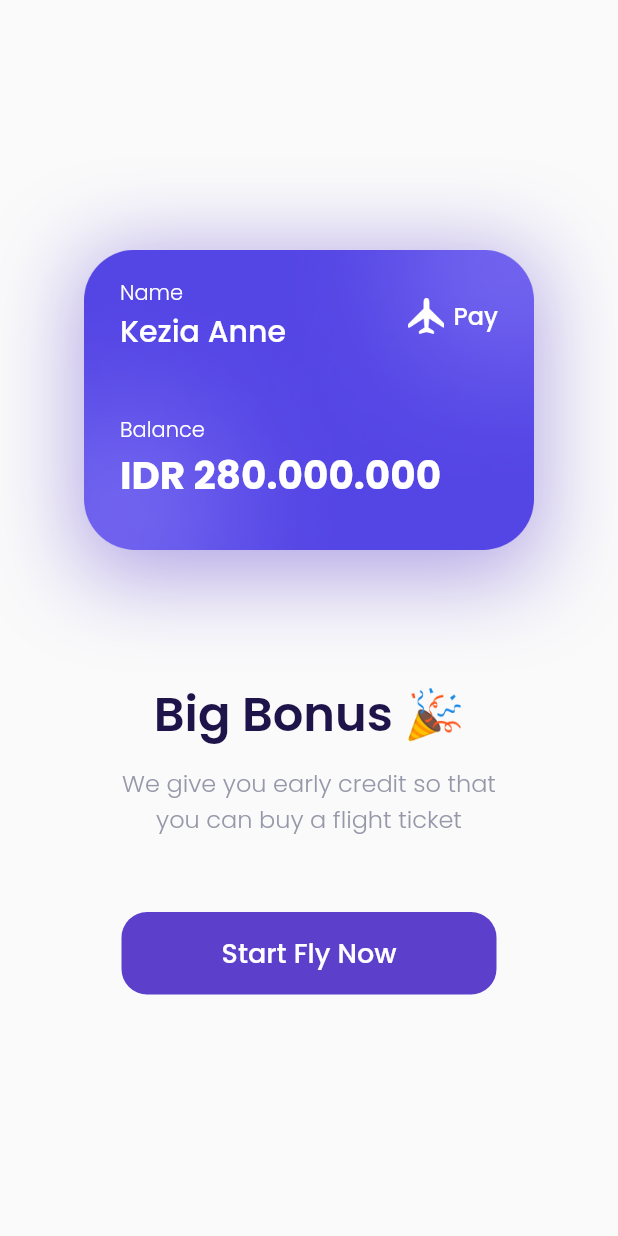
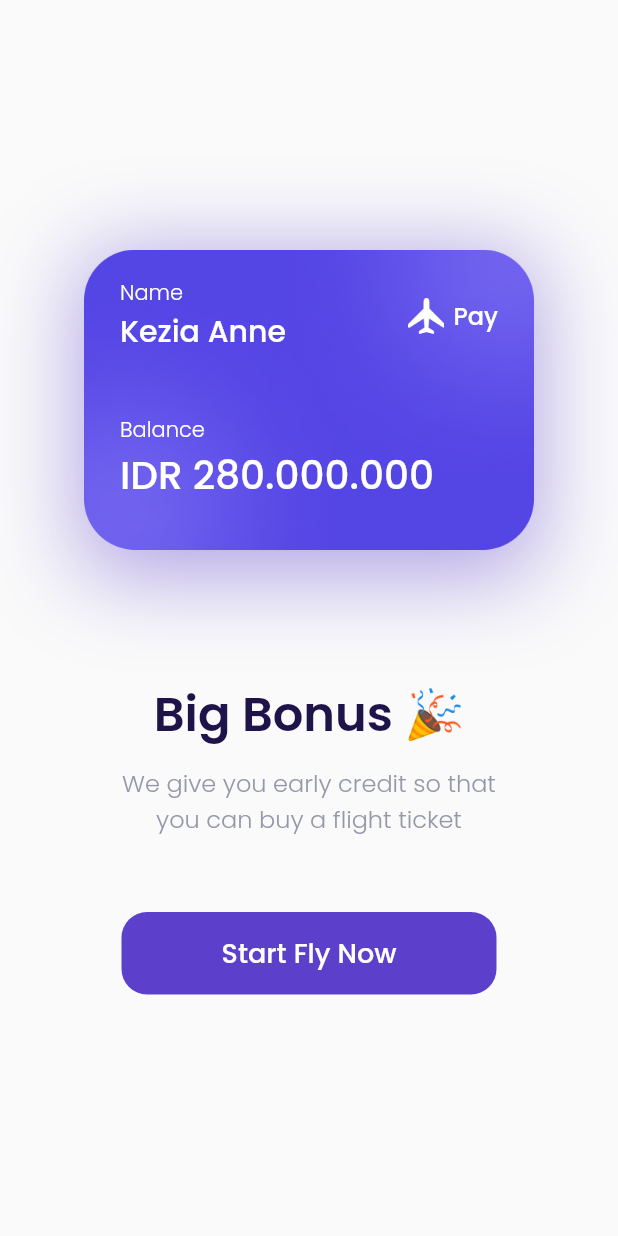
Before and after one commit to Rivaldi72/triplane, a Flutter app: the BonusPage screen opened by its route, on a phone screen of 412 x 824 dp. Run offline on Flutter 3.47's test engine with Material 2 defaults, Android fonts, the phone set to English and light mode, and no system bars; our stand-ins replace google_fonts.

Commit message:
Test ubah git config

```diff
--- a/lib/ui/pages/bonus_page.dart
+++ b/lib/ui/pages/bonus_page.dart
@@ -87,7 +87,7 @@ class BonusPage extends StatelessWidget {
               'IDR 280.000.000',
               style: whiteTextStyle.copyWith(
                 fontSize: 26,
-                fontWeight: bold,
+                fontWeight: medium,
               ),
             ),
           ],
```
